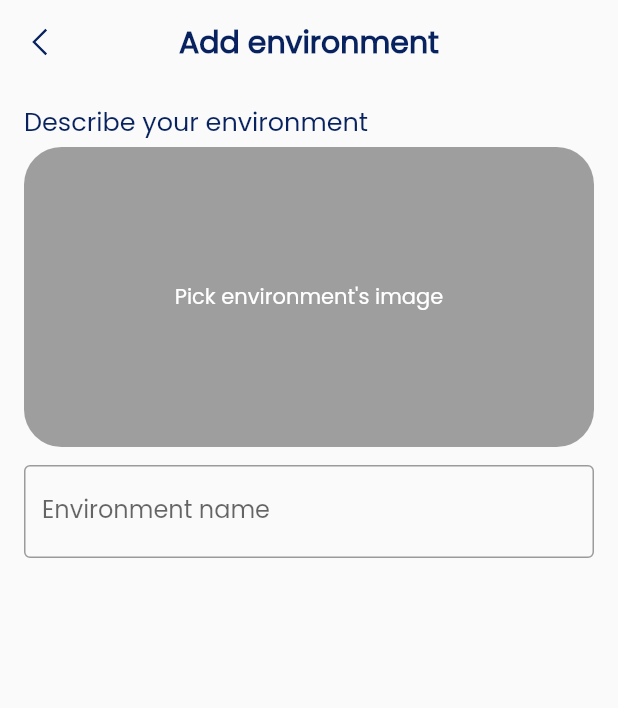
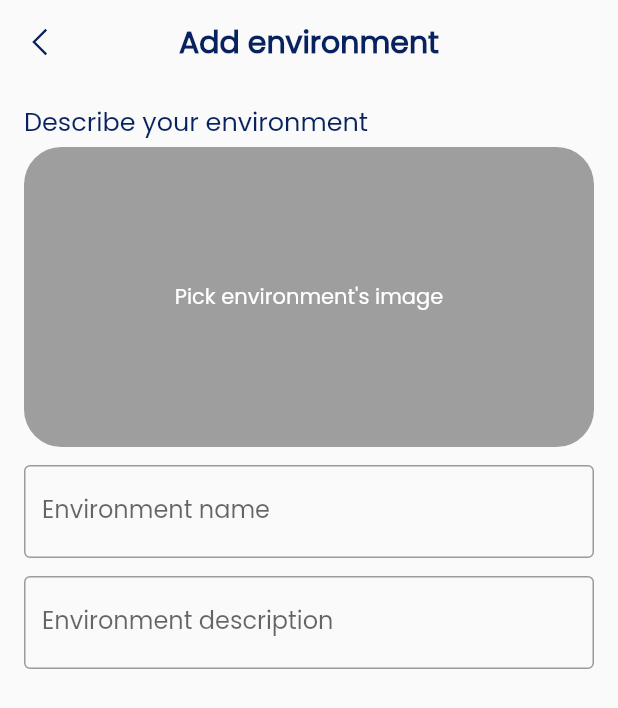
Before and after one commit to Waelahmed99/Edudito, a Flutter app: the AddEnvironmentPage screen opened directly, on a phone screen of 412 x 824 dp. Shown: the top 708 px of the screen. Run offline on Flutter 3.47's test engine with Material 2 defaults, Android fonts, the phone set to English and light mode, and no system bars; our stand-ins replace cloud_firestore, firebase_auth, firebase_core, fl_chart, flutter_rating_bar, flutter_svg and 2 more; accounts and stored records are empty.

Commit message:
Creating environment form

```diff
--- a/lib/screens/add_environment_page.dart
+++ b/lib/screens/add_environment_page.dart
@@ -73,6 +73,27 @@ class AddEnvironmentPage extends StatelessWidget {
                     ),
                   ),
                 ),
+                SizedBox(height: 12),
+                Container(
+                  child: TextField(
+                    decoration: InputDecoration(
+                      border: OutlineInputBorder(),
+                      // icon: Icon(Icons.perm_identity),
+                      labelText: 'Environment description',
+                    ),
+                  ),
+                ),
+                SizedBox(height: 22),
+                // Container(
+                //   alignment: Alignment.topLeft,
+                //   child: Text(
+                //     'A',
+                //     style: TextStyle(
+                //       color: StyleGuide.mainColor,
+                //       fontSize: 17,
+                //     ),
+                //   ),
+                // ),
               ],
             ),
           ),
```
